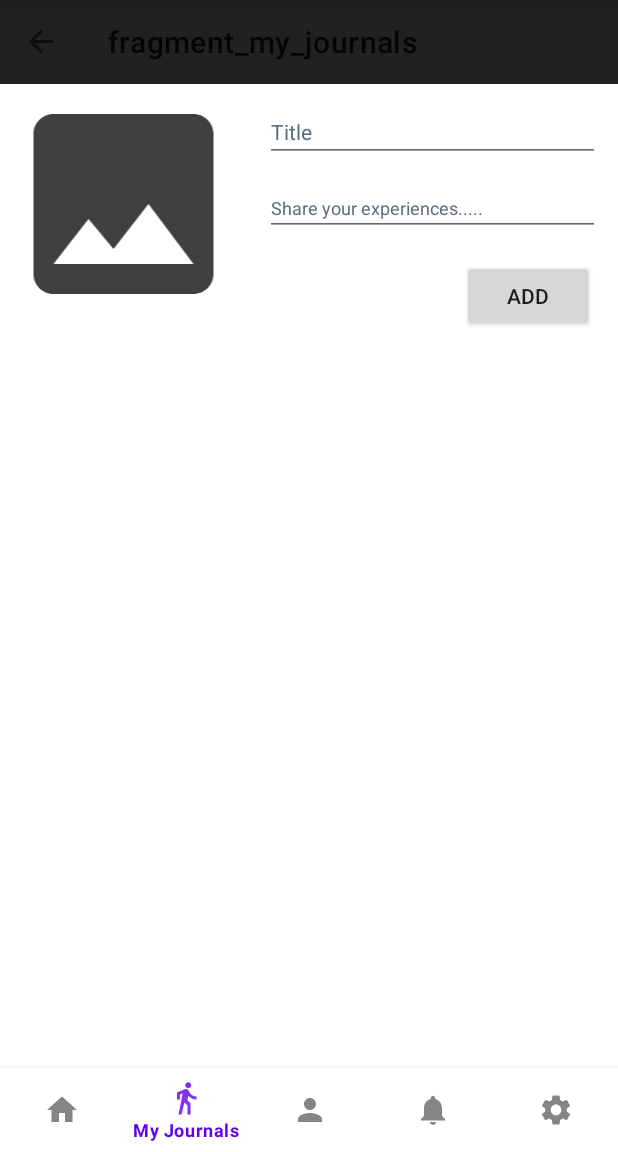
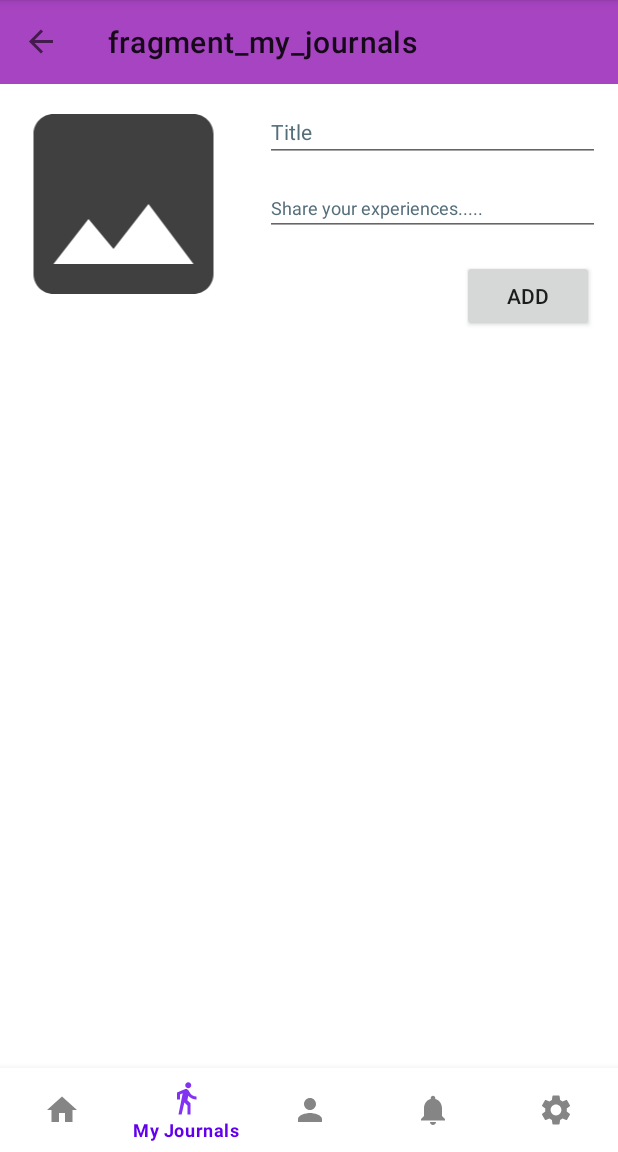
Before and after one commit to rsrijana/Journey-Journal, an Android app: the DashboardActivity screen opened directly, with no data from a screen before it, item 2 of the bottom bar chosen, on a phone screen of 412 x 824 dp, the part 84-1236 px from its top. Run offline under Robolectric (Android 15) with nearby library versions, the phone set to English and light mode, and no system bars; our stand-ins replace navigation-ui.

Commit message:
RecyclerView removed from Dashboard Activity

```diff
--- a/app/src/main/res/layout/activity_dashboard.xml
+++ b/app/src/main/res/layout/activity_dashboard.xml
@@ -7,15 +7,12 @@
     android:background="@color/white"
     tools:context=".DashboardActivity">
 
-    <androidx.recyclerview.widget.RecyclerView
-        android:layout_width="match_parent"
-        android:layout_height="match_parent" />
 
     <androidx.appcompat.widget.Toolbar
         android:id="@+id/toolbar_dashboard"
         android:layout_width="match_parent"
         android:layout_height="?attr/actionBarSize"
-        android:background="#202222"
+        android:background="#A744C1"
         app:layout_constraintTop_toTopOf="parent"
         />
 
--- a/build.gradle
+++ b/build.gradle
@@ -5,7 +5,7 @@ buildscript {
         mavenCentral()
     }
     dependencies {
-        classpath 'com.android.tools.build:gradle:7.0.3'
+        classpath 'com.android.tools.build:gradle:7.1.2'
 
         // NOTE: Do not place your application dependencies here; they belong
         // in the individual module build.gradle files
```
Also changed, not shown: gradle/wrapper/gradle-wrapper.properties.
